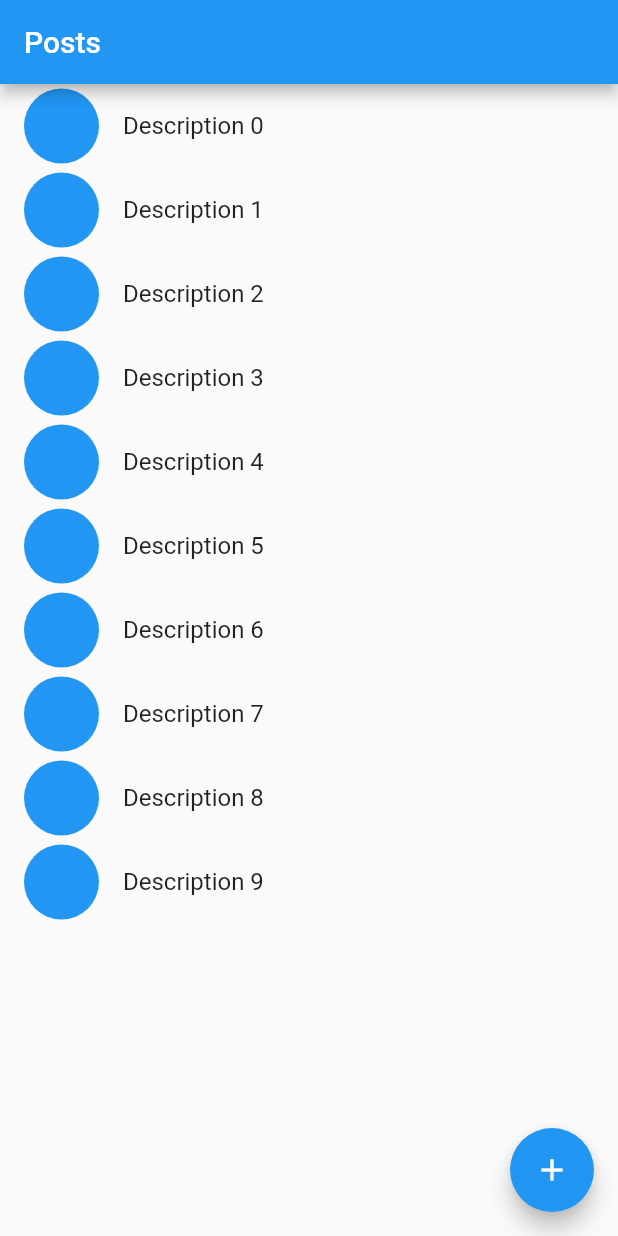
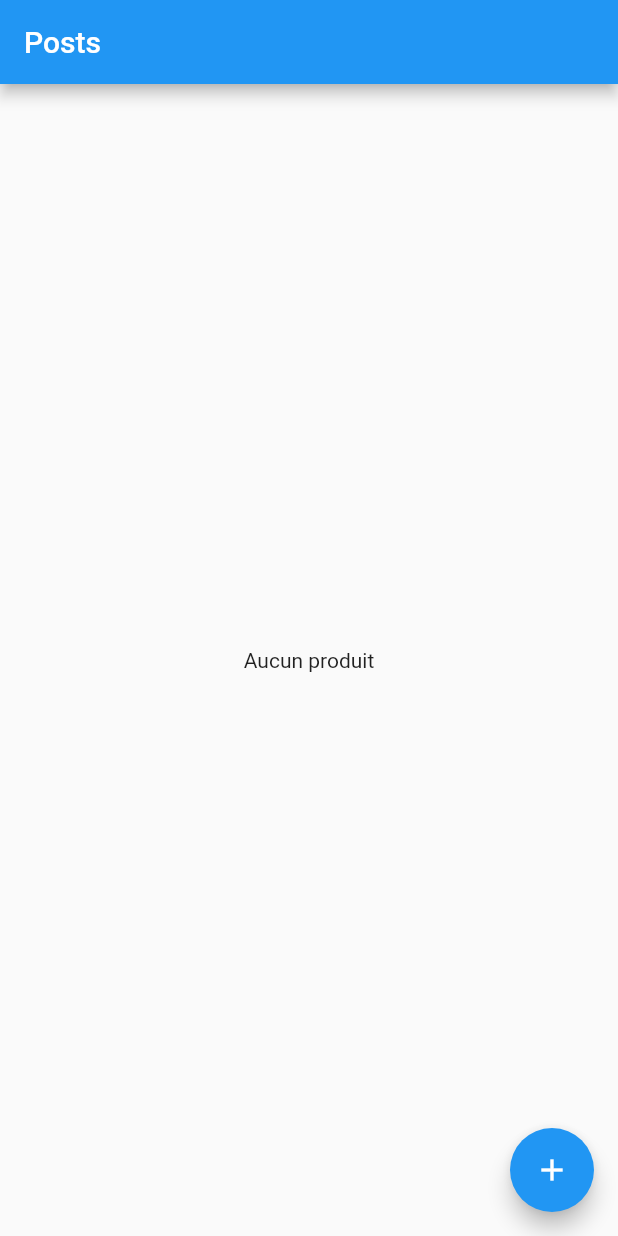
Before and after one commit to L-Nicolas/flutter_firebase_app, a Flutter app: the screen it shows after launch, on a phone screen of 412 x 824 dp. Run offline on Flutter 3.47's test engine with Material 2 defaults, Android fonts, the phone set to English and light mode, and no system bars; our stand-ins replace bloc, firebase_analytics, firebase_core, firebase_crashlytics, flutter_bloc; accounts and stored records are empty.

```diff
--- a/lib/main.dart
+++ b/lib/main.dart
@@ -42,17 +42,15 @@ class MyApp extends StatelessWidget {
 
   @override
   Widget build(BuildContext context) {
-    return AnalyticsProvider(
-        handlers: [
-          FirebaseAnalyticsHandler(),
-        ],
-        child: PostsRepositoryProvider(
-            postsRepository: PostsRepository(
+    return RepositoryProvider<PostsRepository>(
+            create: (context) => PostsRepository(
               localDataSource: LocalPostsDataSource(),
               remoteDataSource: RemotePostsDataSource(),
             ),
-            child: BlocProvider(
-              create: (context) => PostBloc(),
+            child: BlocProvider<PostBloc>(
+              create: (context) => PostBloc(
+                repository: context.read<PostsRepository>(),
+              )..add(GetAllPosts()),
               child: MaterialApp(
                 debugShowCheckedModeBanner: false,
                 theme: ThemeData(
@@ -87,7 +85,7 @@ class MyApp extends StatelessWidget {
                 },
               ),
             )
-        )
+
     );
   }
 }
--- a/lib/posts_screen/data_sources/local_posts_data_source.dart
+++ b/lib/posts_screen/data_sources/local_posts_data_source.dart
@@ -1,10 +1,12 @@
 import 'package:flutter/widgets.dart';
 import 'package:tp_flutter_firebase/posts_screen/data_sources/posts_data_source.dart';
 
+import '../models/post.dart';
+
 class LocalPostsDataSource extends PostsDataSource {
   @override
-  Future<List<String>> getPosts() {
+  Future<List<Post>>  getPosts() {
     debugPrint('Getting posts from local data source');
-    return Future.value(['Apple', 'Banana', 'Orange']);
+    return Future.value([]);
   }
 }
--- a/lib/posts_screen/data_sources/posts_data_source.dart
+++ b/lib/posts_screen/data_sources/posts_data_source.dart
@@ -1,3 +1,5 @@
+import '../models/post.dart';
+
 abstract class PostsDataSource {
-  Future<List<String>> getPosts();
+  Future<List<Post>> getPosts();
 }
--- a/lib/posts_screen/data_sources/remote_posts_data_source.dart
+++ b/lib/posts_screen/data_sources/remote_posts_data_source.dart
@@ -1,11 +1,12 @@
 import 'package:flutter/material.dart';
+import '../models/post.dart';
 import 'posts_data_source.dart';
 
 class RemotePostsDataSource extends PostsDataSource {
   @override
-  Future<List<String>> getPosts() async {
+  Future<List<Post>> getPosts() async {
     debugPrint('Getting posts from remote data source');
     await Future.delayed(const Duration(seconds: 2));
-    return ['Apple', 'Banana', 'Orange'];
+    return [];
   }
 }
--- a/lib/posts_screen/post_bloc/post_bloc.dart
+++ b/lib/posts_screen/post_bloc/post_bloc.dart
@@ -3,28 +3,32 @@ import 'package:meta/meta.dart';
 import 'package:bloc/bloc.dart';
 
 import '../models/post.dart';
+import '../repository/posts_repository.dart';
 part 'post_event.dart';
 part 'post_state.dart';
 
 class PostBloc extends Bloc<PostEvent, PostState> {
-  PostBloc() : super(PostState()) {
+  final PostsRepository repository;
+
+  PostBloc({required this.repository}) : super(PostState()) {
     on<GetAllPosts>((event, emit) async {
       emit(state.copyWith(status: PostStatus.loading));
 
-      await Future.delayed(const Duration(seconds: 2));
+      //await Future.delayed(const Duration(seconds: 2));
 
-      final count = event.count;
+      //final count = event.count;
 
-      debugPrint('Get All Posts ($count)');
+      //debugPrint('Get All Posts ($count)');
 
       try {
-        final posts = List.generate(count, (index) {
+        final posts = await repository.getPost(); /* List.generate(count, (index) {
           return Post(
             id: '$index',
             title: 'Post $index',
             description: 'Description $index',
           );
-        });
+        });*/
+
         emit(state.copyWith(status: PostStatus.success, posts: posts));
       } catch (error) {
         emit(state.copyWith(status: PostStatus.error, error: error.toString()));
--- a/lib/posts_screen/post_bloc/post_event.dart
+++ b/lib/posts_screen/post_bloc/post_event.dart
@@ -4,7 +4,5 @@ part of 'post_bloc.dart';
 abstract class PostEvent {}
 
 class GetAllPosts extends PostEvent {
-  final int count;
-
-  GetAllPosts(this.count);
+  GetAllPosts();
 }
--- a/lib/posts_screen/posts_screen.dart
+++ b/lib/posts_screen/posts_screen.dart
@@ -30,10 +30,6 @@ class PostsScreen extends StatelessWidget {
 
   @override
   Widget build(BuildContext context) {
-    return BlocProvider(
-      create: (context) => PostBloc()..add(GetAllPosts(10)),
-      child: Builder(
-          builder: (context) {
     return Scaffold(
         appBar: AppBar(
           title: const Text('Posts'),
@@ -79,9 +75,6 @@ class PostsScreen extends StatelessWidget {
         ),
     );
   }
-      ),
-    );
-  }
 
 
   void _onPostTap(BuildContext context, Post post) {
--- a/lib/posts_screen/repository/posts_repository.dart
+++ b/lib/posts_screen/repository/posts_repository.dart
@@ -1,4 +1,5 @@
 import '../data_sources/posts_data_source.dart';
+import '../models/post.dart';
 
 class PostsRepository {
   final PostsDataSource remoteDataSource;
@@ -9,7 +10,7 @@ class PostsRepository {
     required this.localDataSource,
   });
 
-  Future<List<String>> getFruits() async {
+  Future<List<Post>> getPost() async {
     try {
       final posts = await remoteDataSource.getPosts();
       return posts;
```
Lines whose indentation alone changed are shown as unchanged.
